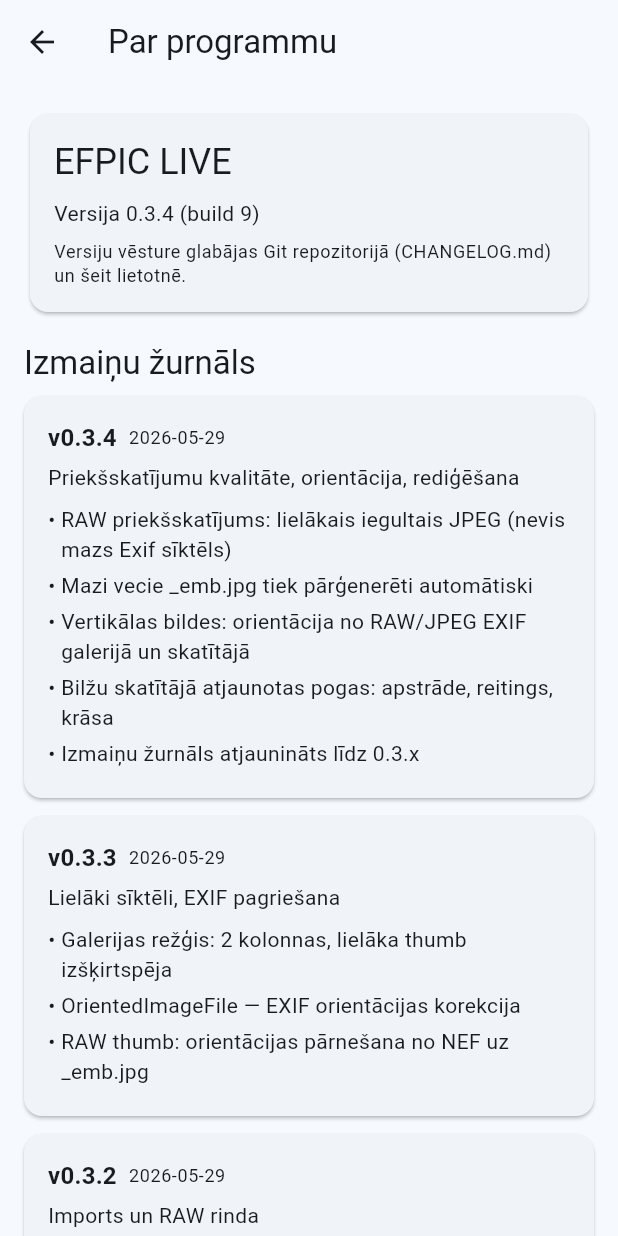
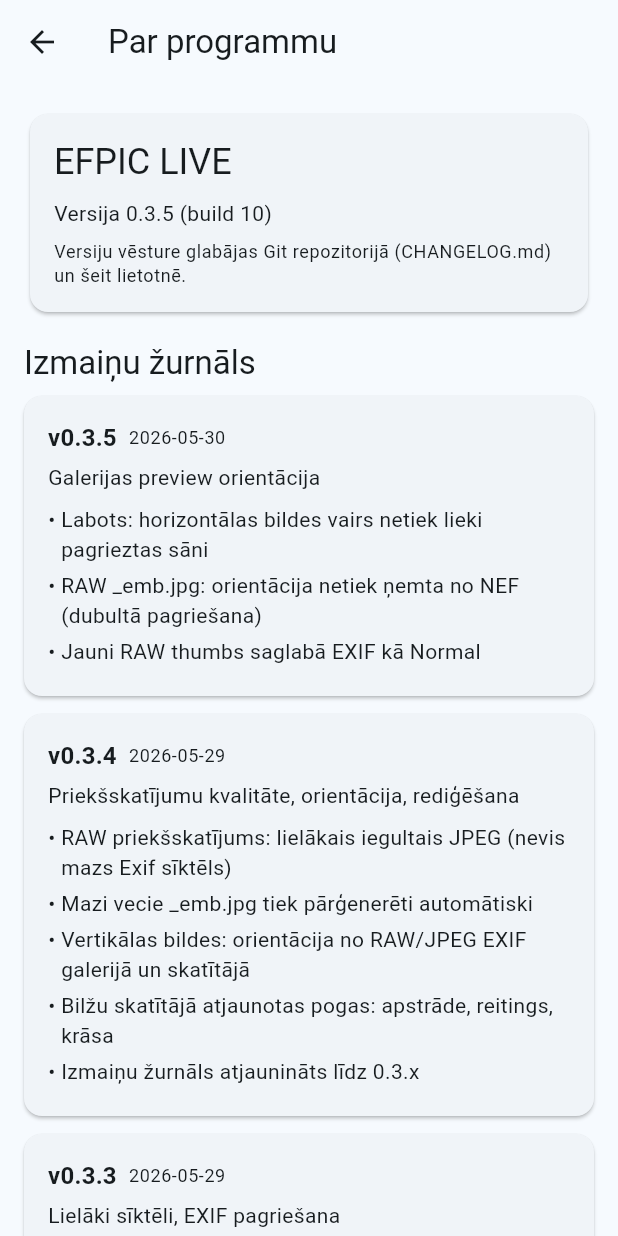
Before and after one commit to siatrioit/EFPIC-LIVE, a Flutter app: the AboutScreen screen opened directly, on a phone screen of 412 x 824 dp. Run offline on Flutter 3.47's test engine with Material 3 defaults, Android fonts, the phone set to English and light mode, and no system bars; our stand-ins replace battery_plus, connectivity_plus, file_picker, flutter_local_notifications, package_info_plus, shared_preferences; missing offline and left inert: exif, ftpconnect; accounts and stored records are empty.

Commit message:
fix: gallery preview orientation for landscape RAW thumbs (v0.3.5)
Co-authored-by: Cursor <cursoragent@cursor.com>

```diff
--- a/mobile/lib/data/changelog_entries.dart
+++ b/mobile/lib/data/changelog_entries.dart
@@ -18,6 +18,16 @@ class ChangelogEntry {
 }
 
 const appChangelog = <ChangelogEntry>[
+  ChangelogEntry(
+    version: '0.3.5',
+    date: '2026-05-30',
+    summary: 'Galerijas preview orientācija',
+    items: [
+      'Labots: horizontālas bildes vairs netiek lieki pagrieztas sāni',
+      'RAW _emb.jpg: orientācija netiek ņemta no NEF (dubultā pagriešana)',
+      'Jauni RAW thumbs saglabā EXIF kā Normal',
+    ],
+  ),
   ChangelogEntry(
     version: '0.3.4',
     date: '2026-05-29',
@@ -104,4 +114,4 @@ const appChangelog = <ChangelogEntry>[
 ];
 
 /// Atbilst `pubspec.yaml` `version:` lauka major.minor.patch daļai.
-const String appVersionLabel = '0.3.4';
+const String appVersionLabel = '0.3.5';
--- a/mobile/lib/utils/image_paths.dart
+++ b/mobile/lib/utils/image_paths.dart
@@ -27,4 +27,10 @@ class ImagePaths {
     if (path == null) return false;
     return isJpeg(path);
   }
+
+  /// RAW izvilkts priekšskatījums — pikseļi jau pareizā orientācijā, bez EXIF pagriešanas.
+  static bool isExtractedRawThumb(String path) {
+    final name = p.basename(path).toLowerCase();
+    return name.endsWith('_emb.jpg') || path.replaceAll('\\', '/').contains('/_thumbs/');
+  }
 }
--- a/mobile/lib/widgets/gallery_thumb.dart
+++ b/mobile/lib/widgets/gallery_thumb.dart
@@ -104,12 +104,8 @@ class _GalleryThumbState extends State<GalleryThumb> {
   }
 
   Widget _image(String path) {
-    final rawSource = ImagePaths.isRaw(widget.image.localPath ?? '')
-        ? widget.image.localPath
-        : null;
     return OrientedImageFile(
       path: path,
-      orientationSource: rawSource,
       fit: BoxFit.cover,
       cacheWidth: widget.cacheSize,
       cacheHeight: widget.cacheSize,
--- a/mobile/pubspec.yaml
+++ b/mobile/pubspec.yaml
@@ -1,7 +1,7 @@
 name: efpic_live
 description: EFPIC LIVE — camera workflow, galleries, FTP and web delivery.
 publish_to: 'none'
-version: 0.3.4+9
+version: 0.3.5+10
 
 environment:
   sdk: ^3.12.0
```
Also changed, not shown: mobile/lib/screens/image_viewer_screen.dart (+1 -37 lines), mobile/lib/utils/image_orientation.dart (+8 -14 lines), mobile/lib/widgets/oriented_image_file.dart (+2 -9 lines), 3 other files.
